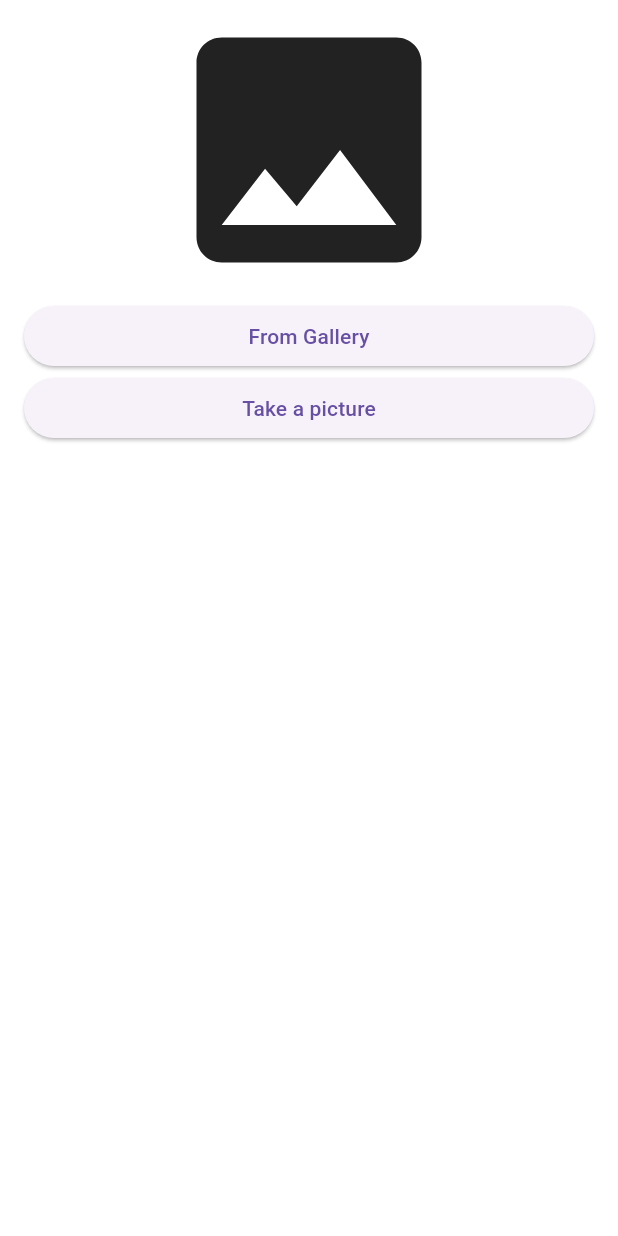
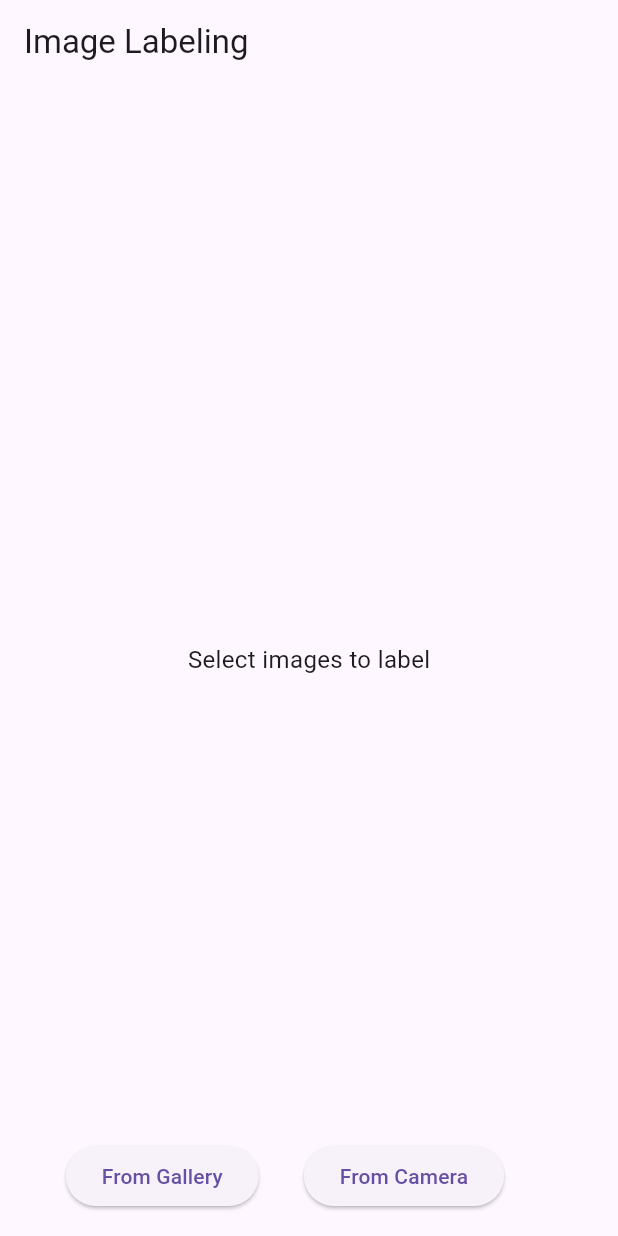
Before and after one commit to NyimaG/CW8, a Flutter app: the screen it shows after launch, after a tap on "From Gallery", on a phone screen of 412 x 824 dp. Run offline on Flutter 3.47's test engine with Material 3 defaults, Android fonts, the phone set to English and light mode, and no system bars; our stand-ins replace image_picker; missing offline and left inert: google_mlkit_image_labeling.

Commit message:
changed option to select multiple images

```diff
--- a/lib/main.dart
+++ b/lib/main.dart
@@ -18,27 +18,30 @@ class MyApp extends StatefulWidget {
 }
 
 class _MyAppState extends State<MyApp> {
-  //final ImagePicker imagePicker; //will be used to pick image from gallery
-  XFile? _image;
+  final ImagePicker _imagePicker =
+      ImagePicker(); //will be used to pick image from gallery
+  //XFile? _image;
+  List<XFile> images = [];
+  Map<String, String> _labels = {}; //to store multiple images
   String text = '';
   bool scanning = false;
 
-  final ImagePicker _imagePicker = ImagePicker();
   /*@override
   void initState() {
     super.initState();
     imagePicker = ImagePicker();
   }*/
 
-//Method to retrieve image from a source; either camera or gallery
+//Method to retrieve images from a source; either camera or gallery
   _getImage(ImageSource source) async {
-    XFile? result = await _imagePicker.pickImage(source: source);
-    if (result != null) {
+    List<XFile>? results =
+        await _imagePicker.pickMultiImage(); //putting them in a list
+
     setState(() {
-        _image = result;
+      images = results;
+      _labels.clear();
     });
     labeltext();
-    }
   }
 
 //Method to label the image
@@ -50,7 +53,8 @@ class _MyAppState extends State<MyApp> {
     });
 
     try {
-      final inputimage = InputImage.fromFilePath(_image!.path);
+      for (XFile image in images) {
+        final inputimage = InputImage.fromFilePath(image.path);
         final ImageLabelerOptions options =
             ImageLabelerOptions(confidenceThreshold: 0.5);
         final imageLabeler = ImageLabeler(options: options);
@@ -58,66 +62,80 @@ class _MyAppState extends State<MyApp> {
         final List<ImageLabel> labels =
             await imageLabeler.processImage(inputimage);
 
-      for (ImageLabel label in labels) {
+        String labelText = labels.map((label) {
+          return '${label.label} (${(label.confidence * 100).toStringAsFixed(2)}%)';
+        }).join("\n");
+
+        /*for (ImageLabel label in labels) {
         text +=
             'Label: ${label.label} , CS: (${(label.confidence * 100).toStringAsFixed(2)}%)\n';
+      }*/
+        setState(() {
+          //scanning = false;
+          _labels[image.path] = labelText; //saving labels for images
+        });
       }
+      //imageLabeler.close();
+    } catch (e) {
+      print('Error during text recognition: $e');
+    } finally {
+      //imageLabeler.close();
       setState(() {
         scanning = false;
       });
-
-      imageLabeler.close();
-    } catch (e) {
-      print('Error during text recognition: $e');
     }
   }
 
   @override
   Widget build(BuildContext context) {
-    return ListView(shrinkWrap: true, children: [
-      _image != null
-          ? SizedBox(
-              height: 400,
-              width: 400,
-              child: Stack(
-                fit: StackFit.expand,
-                children: <Widget>[
-                  Image.file(File(_image!.path)),
-                  //if (widget.customPaint != null) widget.customPaint!,
+    return Scaffold(
+      appBar: AppBar(title: Text("Image Labeling")),
+      body: scanning
+          ? Center(
+              child: CircularProgressIndicator()) // Show loader while scanning
+          : images.isEmpty
+              ? Center(
+                  child: Text(
+                    "Select images to label",
+                    style: TextStyle(fontSize: 16),
+                  ),
+                )
+              : ListView.builder(
+                  itemCount: images.length,
+                  itemBuilder: (context, index) {
+                    final image = images[index];
+                    return Padding(
+                      padding: const EdgeInsets.all(8.0),
+                      child: Column(
+                        crossAxisAlignment: CrossAxisAlignment.start,
+                        children: [
+                          Image.file(File(image.path),
+                              height: 200, fit: BoxFit.cover),
+                          SizedBox(height: 10),
+                          Text(
+                            _labels[image.path] ?? "Processing...",
+                            style: TextStyle(fontSize: 14),
+                          ),
                         ],
                       ),
-            )
-          : Icon(
-              Icons.image,
-              size: 200,
-            ),
-      Padding(
-        padding: EdgeInsets.symmetric(horizontal: 16),
-        child: ElevatedButton(
-          child: Text('From Gallery'),
-          onPressed: () {
-            _getImage(ImageSource.gallery);
+                    );
                   },
                 ),
+      floatingActionButton: Row(
+        mainAxisAlignment: MainAxisAlignment.center,
+        children: [
+          ElevatedButton(
+            child: Text("From Gallery"),
+            onPressed: () =>
+                _getImage(ImageSource.gallery), // image from gallery
           ),
-      Padding(
-        padding: EdgeInsets.symmetric(horizontal: 16),
-        child: ElevatedButton(
-          child: Text('Take a picture'),
-          onPressed: () => _getImage(ImageSource.camera),
+          SizedBox(height: 10, width: 30),
+          ElevatedButton(
+            child: Text("From Camera"),
+            onPressed: () => _getImage(ImageSource.camera), //image from camera
           ),
+        ],
       ),
-      SizedBox(
-        height: 50,
-        width: 50,
-      ),
-      Padding(
-        padding: EdgeInsets.symmetric(horizontal: 16),
-        child: Text(
-          text,
-          style: TextStyle(fontSize: 20, color: Colors.white),
-        ),
-      ),
-    ]);
+    );
   }
 }
--- a/pubspec.yaml
+++ b/pubspec.yaml
@@ -38,8 +38,8 @@ dependencies:
   image_picker: ^0.8.5+3
   google_mlkit_image_labeling: ^0.13.0
   path_provider: ^2.0.11
-  firebase_core: ^3.6.0
-  google_ml_kit: ^0.19.0
+  #firebase_core: ^3.6.0
+  #google_ml_kit: ^0.19.0
 
 dev_dependencies:
   flutter_test:
```
Also changed, not shown: pubspec.lock, 4 other files. Lines whose indentation alone changed are shown as unchanged.
